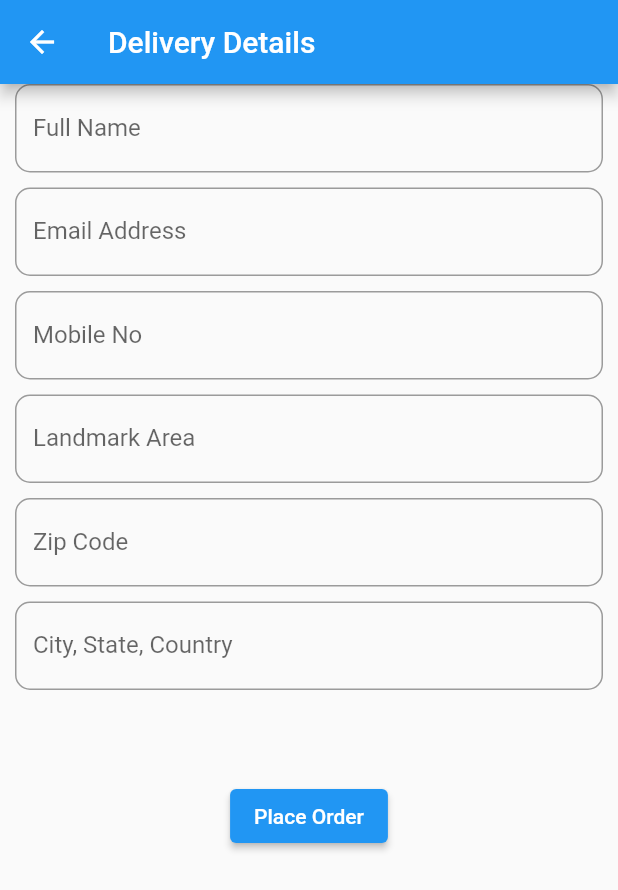
After one commit to parmujr/freecommerce, a Flutter app: the PlaceOrder screen opened directly, on a phone screen of 412 x 824 dp. The commit adds this screen. Shown: the top 890 px of the screen. Run offline on Flutter 3.47's test engine with Material 2 defaults, Android fonts, the phone set to English and light mode, and no system bars; our stand-ins replace cloud_firestore, firebase_auth, firebase_core, google_sign_in; accounts and stored records are empty.

Commit message:
21/04/2021

```diff
--- a/lib/main.dart
+++ b/lib/main.dart
@@ -1,7 +1,8 @@
 import 'package:firebase_core/firebase_core.dart';
 import 'package:flutter/material.dart';
 import 'package:flutter_free_commerce/controllers/cart_controller.dart';
-import 'package:flutter_free_commerce/views/first_page.dart';
+import 'package:flutter_free_commerce/views/home_view.dart';
+
 
 
 final cart = CartController();
@@ -30,7 +31,8 @@ class _MyAppState extends State<MyApp> {
       debugShowCheckedModeBanner: false,
       title: 'Flutter e-commerce',
       home:
-      initialized ? FirstPage() : Center(child: CircularProgressIndicator()),
+      initialized ? HomeView() : Center(child: CircularProgressIndicator()),
+
     );
   }
 
--- /dev/null
+++ b/lib/models/delivery_models.dart
@@ -0,0 +1,166 @@
+// To parse this JSON data, do
+//
+//     final address = addressFromMap(jsonString);
+//     final profile = profileFromMap(jsonString);
+//     final order = orderFromMap(jsonString);
+//     final product = productFromMap(jsonString);
+
+
+import 'dart:convert';
+
+import 'models.dart';
+
+Address addressFromMap(String str) => Address.fromMap(json.decode(str));
+
+String addressToMap(Address data) => json.encode(data.toMap());
+
+Profile profileFromMap(String str) => Profile.fromMap(json.decode(str));
+
+String profileToMap(Profile data) => json.encode(data.toMap());
+
+Order orderFromMap(String str) => Order.fromMap(json.decode(str));
+
+String orderToMap(Order data) => json.encode(data.toMap());
+
+Product productFromMap(String str) => Product.fromMap(json.decode(str));
+
+String productToMap(Product data) => json.encode(data.toMap());
+
+class Order {
+  Order({
+    this.buyer,
+    this.products,
+    this.deliveryAddress,
+  });
+
+  final Profile buyer;
+  final List<Product> products;
+  final Address deliveryAddress;
+
+  Order copyWith({
+    Profile buyer,
+    List<Product> products,
+    Address deliveryAddress,
+  }) =>
+      Order(
+        buyer: buyer ?? this.buyer,
+        products: products ?? this.products,
+        deliveryAddress: deliveryAddress ?? this.deliveryAddress,
+      );
+
+  factory Order.fromMap(Map<String, dynamic> json) => Order(
+    buyer: json["buyer"] == null ? null : Profile.fromMap(json["buyer"]),
+    products: json["products"] == null
+        ? null
+        : List<Product>.from(
+        json["products"].map((x) => Product.fromMap(x))),
+    deliveryAddress: json["deliveryAddress"] == null
+        ? null
+        : Address.fromMap(json["deliveryAddress"]),
+  );
+
+  Map<String, dynamic> toMap() => {
+    "buyer": buyer == null ? null : buyer.toMap(),
+    "products": products == null
+        ? null
+        : List<dynamic>.from(products.map((x) => x.toMap())),
+    "deliveryAddress":
+    deliveryAddress == null ? null : deliveryAddress.toMap(),
+  };
+}
+
+class Profile {
+  Profile({
+    this.uid,
+    this.name,
+    this.email,
+    this.mobileNumber,
+  });
+
+  String uid;
+  String name;
+  String email;
+  String mobileNumber;
+
+  Profile copyWith({
+    String uid,
+    String name,
+    String email,
+    String mobileNumber,
+  }) =>
+      Profile(
+        uid: uid ?? this.uid,
+        name: name ?? this.name,
+        email: email ?? this.email,
+        mobileNumber: mobileNumber ?? this.mobileNumber,
+      );
+
+  factory Profile.fromMap(Map<String, dynamic> json) => Profile(
+    uid: json["uid"] == null ? null : json["uid"],
+    name: json["name"] == null ? null : json["name"],
+    email: json["email"] == null ? null : json["email"],
+    mobileNumber:
+    json["mobileNumber"] == null ? null : json["mobileNumber"],
+  );
+
+  Map<String, dynamic> toMap() => {
+    "uid": uid == null ? null : uid,
+    "name": name == null ? null : name,
+    "email": email == null ? null : email,
+    "mobileNumber": mobileNumber == null ? null : mobileNumber,
+  };
+}
+
+class Address {
+  Address({
+    this.addressLine1,
+    this.landMark,
+    this.area,
+    this.city,
+    this.state,
+    this.country,
+  });
+
+  final String addressLine1;
+  final String landMark;
+  final String area;
+  final String city;
+  final String state;
+  final String country;
+
+  Address copyWith({
+    String addressLine1,
+    String landMark,
+    String area,
+    String city,
+    String state,
+    String country,
+  }) =>
+      Address(
+        addressLine1: addressLine1 ?? this.addressLine1,
+        landMark: landMark ?? this.landMark,
+        area: area ?? this.area,
+        city: city ?? this.city,
+        state: state ?? this.state,
+        country: country ?? this.country,
+      );
+
+  factory Address.fromMap(Map<String, dynamic> json) => Address(
+    addressLine1:
+    json["addressLine1"] == null ? null : json["addressLine1"],
+    landMark: json["landMark"] == null ? null : json["landMark"],
+    area: json["area"] == null ? null : json["area"],
+    city: json["city"] == null ? null : json["city"],
+    state: json["state"] == null ? null : json["state"],
+    country: json["country"] == null ? null : json["country"],
+  );
+
+  Map<String, dynamic> toMap() => {
+    "addressLine1": addressLine1 == null ? null : addressLine1,
+    "landMark": landMark == null ? null : landMark,
+    "area": area == null ? null : area,
+    "city": city == null ? null : city,
+    "state": state == null ? null : state,
+    "country": country == null ? null : country,
+  };
+}
--- /dev/null
+++ b/lib/views/place_order.dart
@@ -0,0 +1,98 @@
+
+import 'package:flutter/material.dart';
+import 'package:flutter_free_commerce/models/delivery_models.dart';
+
+
+class PlaceOrder extends StatefulWidget {
+
+
+  @override
+  _PlaceOrderState createState() => _PlaceOrderState();
+}
+
+
+class _PlaceOrderState extends State<PlaceOrder> {
+  Order order = Order();
+  @override
+  Widget build(BuildContext context) {
+    return Scaffold(
+      appBar: AppBar(title: Text("Delivery Details"),),
+
+      body: Form(
+        child: ListView(
+          padding: EdgeInsets.symmetric(vertical: 0, horizontal: 10.0),
+          children: [
+            TextFormField(
+              decoration: InputDecoration(
+                  border: OutlineInputBorder(
+                      borderRadius: BorderRadius.all(Radius.circular(10))),
+                  labelText: "Full Name"),
+            ),
+            SizedBox(
+              height: 10,
+            ),
+            TextFormField(
+              decoration: InputDecoration(
+                  border: OutlineInputBorder(
+                      borderRadius: BorderRadius.all(Radius.circular(10))),
+                  labelText: "Email Address"),
+            ),
+            SizedBox(
+              height: 10,
+            ),
+            TextFormField(
+              decoration: InputDecoration(
+                  border: OutlineInputBorder(
+                      borderRadius: BorderRadius.all(Radius.circular(10))),
+                  labelText: "Mobile No"),
+            ),
+            SizedBox(
+              height: 10,
+            ),
+            TextFormField(
+              decoration: InputDecoration(
+                  border: OutlineInputBorder(
+                      borderRadius: BorderRadius.all(Radius.circular(10))),
+                  labelText: "Landmark Area"),
+            ),
+            SizedBox(
+              height: 10,
+            ),
+            TextFormField(
+              decoration: InputDecoration(
+                  border: OutlineInputBorder(
+                      borderRadius: BorderRadius.all(Radius.circular(10))),
+                  labelText: "Zip Code"),
+            ),
+            SizedBox(
+              height: 10,
+            ),
+            TextFormField(
+              decoration: InputDecoration(
+                  border: OutlineInputBorder(
+                      borderRadius: BorderRadius.all(Radius.circular(10))),
+                  labelText: "City, State, Country"),
+            ),
+            SizedBox(
+              height: 10,
+            ), Container(
+              padding: EdgeInsets.all(50.0),
+              child: Column(
+                children: [
+                  ElevatedButton(
+                    child: Text("Place Order"),
+                    onPressed: () {
+
+
+                    },
+                  )
+                ],
+              ),
+            ),
+          ],
+
+        ),
+      ),
+    );
+  }
+}
```
Also changed, not shown: lib/views/cart_view.dart (+31 -6 lines), lib/views/checkout_view.dart (+20 -4 lines), lib/views/home_view.dart (+19 -1 lines), lib/views/price_details.dart (+68 -39 lines).
